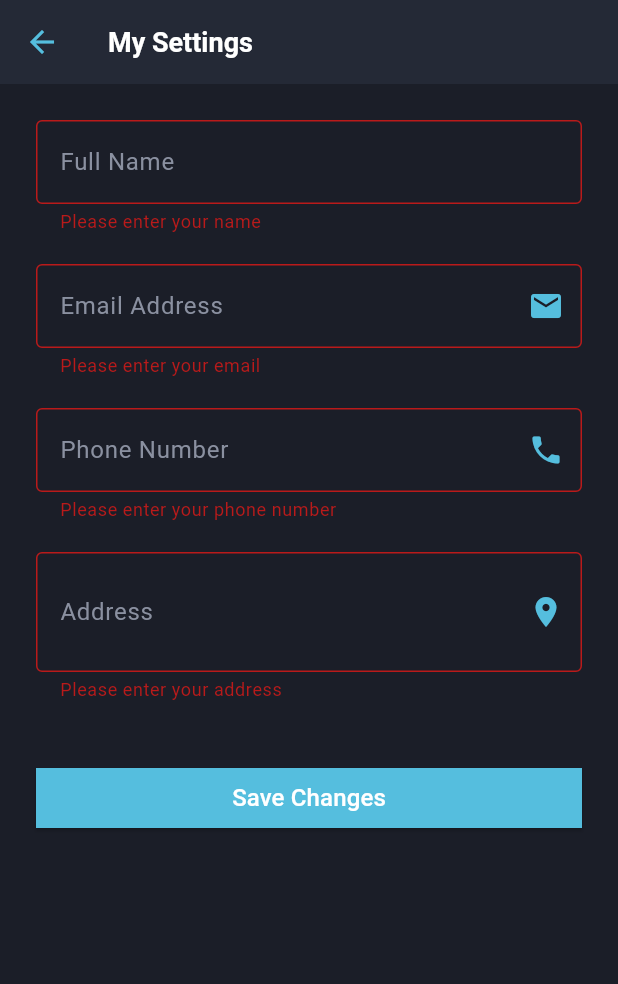
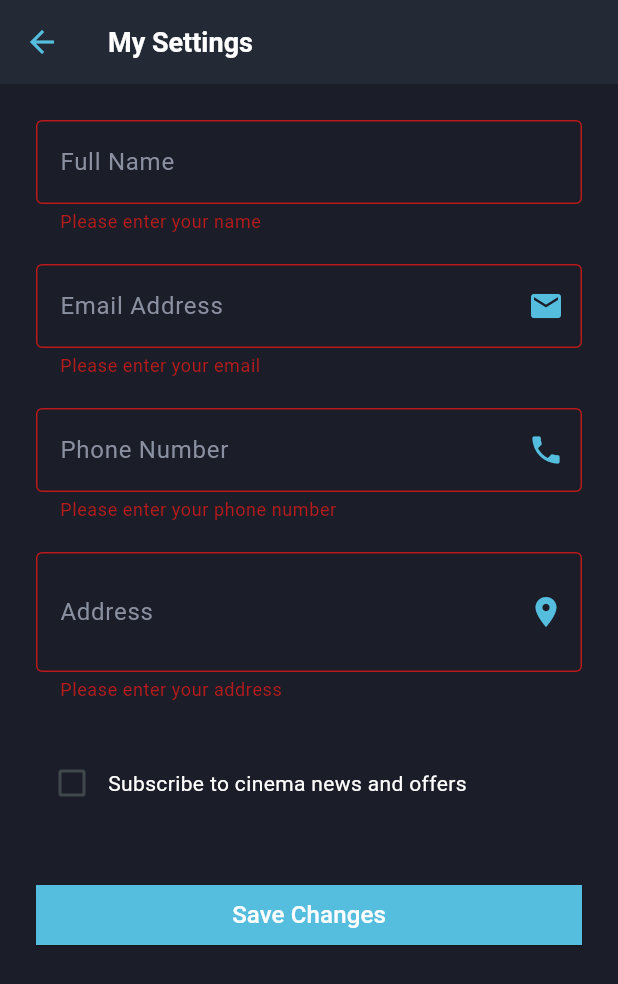
Before and after one commit to imPappu/southsea_cinema, a Flutter app: the SettingsView screen opened directly, after a tap on "Save Changes", on a phone screen of 412 x 824 dp. Shown: the top 984 px of the screen. Run offline on Flutter 3.47's test engine with Material 3 defaults, Android fonts, the phone set to English and light mode, and no system bars; our stand-ins replace shared_preferences; accounts and stored records are empty.

Commit message:
Shared preferences: persist cinema profile fields and email-news preference

```diff
--- a/lib/views/settings_view.dart
+++ b/lib/views/settings_view.dart
@@ -1,6 +1,7 @@
 import 'package:flutter/material.dart';
 import 'package:southsea_cinema/constants.dart';
 import 'package:southsea_cinema/widgets/primary_button.dart';
+import 'package:shared_preferences/shared_preferences.dart';
 
 class SettingsView extends StatefulWidget {
   const SettingsView({super.key});
@@ -10,11 +11,67 @@ class SettingsView extends StatefulWidget {
 }
 
 class _SettingsViewState extends State<SettingsView> {
+  // Keys for SharedPreferences
+  static const _nameKey = 'cinema_profile_name';
+  static const _emailKey = 'cinema_profile_email';
+  static const _phoneKey = 'cinema_profile_phone';
+  static const _addressKey = 'cinema_profile_address';
+  static const _newsletterKey = 'cinema_newsletter_preference';
+
+  // Form key
   final _formKey = GlobalKey<FormState>();
+
+  // Controllers and state
   final _nameController = TextEditingController();
   final _emailController = TextEditingController();
   final _phoneController = TextEditingController();
   final _addressController = TextEditingController();
+  bool _isSaving = false;
+  bool _newsletterSelected = false;
+
+  @override
+  void initState() {
+    super.initState();
+    _loadPreferences();
+  }
+
+  Future<void> _loadPreferences() async {
+    final prefs = await SharedPreferences.getInstance();
+    if (!mounted) return;
+    setState(() {
+      _nameController.text = prefs.getString(_nameKey) ?? '';
+      _emailController.text = prefs.getString(_emailKey) ?? '';
+      _phoneController.text = prefs.getString(_phoneKey) ?? '';
+      _addressController.text = prefs.getString(_addressKey) ?? '';
+      _newsletterSelected = prefs.getBool(_newsletterKey) ?? false;
+    });
+  }
+
+  Future<void> _savePreferences() async {
+    final prefs = await SharedPreferences.getInstance();
+    await prefs.setString(_nameKey, _nameController.text);
+    await prefs.setString(_emailKey, _emailController.text);
+    await prefs.setString(_phoneKey, _phoneController.text);
+    await prefs.setString(_addressKey, _addressController.text);
+    await prefs.setBool(_newsletterKey, _newsletterSelected);
+  }
+
+  void _handleSave() {
+    if (_isSaving) return;
+    if (_formKey.currentState!.validate()) {
+      setState(() => _isSaving = true);
+      _savePreferences();
+      if (mounted) {
+        setState(() => _isSaving = false);
+        ScaffoldMessenger.of(context).showSnackBar(
+          const SnackBar(
+            content: Text('Profile saved successfully!'),
+            backgroundColor: cinemaBrand,
+          ),
+        );
+      }
+    }
+  }
 
   @override
   void dispose() {
@@ -33,9 +90,8 @@ class _SettingsViewState extends State<SettingsView> {
         backgroundColor: cinemaSurface,
         iconTheme: const IconThemeData(color: cinemaBrand),
       ),
-      body: Padding(
+      body: SingleChildScrollView(
         padding: const EdgeInsets.all(24.0),
-        child: SingleChildScrollView(
         child: Form(
           key: _formKey,
           child: Column(
@@ -48,10 +104,11 @@ class _SettingsViewState extends State<SettingsView> {
               _buildPhoneField(),
               const SizedBox(height: 20),
               _buildAddressField(),
+              const SizedBox(height: 30),
+              _buildNewsletterCheckbox(),
               const SizedBox(height: 40),
               _buildSaveButton(),
             ],
-            ),
           ),
         ),
       ),
@@ -139,22 +196,38 @@ class _SettingsViewState extends State<SettingsView> {
     );
   }
 
+  Widget _buildNewsletterCheckbox() {
+    return Row(
+      children: [
+        Theme(
+          data: Theme.of(context).copyWith(
+            unselectedWidgetColor: cinemaBrand,
+          ),
+          child: Checkbox(
+            value: _newsletterSelected,
+            onChanged: (bool? value) {
+              setState(() {
+                _newsletterSelected = value!;
+              });
+            },
+          ),
+        ),
+        const Expanded(
+          child: Text(
+            'Subscribe to cinema news and offers',
+            style: TextStyle(color: cinemaFontWhite),
+          ),
+        ),
+      ],
+    );
+  }
+
   Widget _buildSaveButton() {
     return SizedBox(
       width: double.infinity,
       child: PrimaryButton(
         label: 'Save Changes',
-        onPressed: () {
-          if (_formKey.currentState!.validate()) {
-            // TODO: Save profile data
-            ScaffoldMessenger.of(context).showSnackBar(
-              const SnackBar(
-                content: Text('Profile saved successfully!'),
-                backgroundColor: cinemaBrand,
-              ),
-            );
-          }
-        },
+        onPressed: _handleSave,
       ),
     );
   }
--- a/pubspec.yaml
+++ b/pubspec.yaml
@@ -34,6 +34,7 @@ dependencies:
   # The following adds the Cupertino Icons font to your application.
   # Use with the CupertinoIcons class for iOS style icons.
   cupertino_icons: '>=1.0.8'
+  shared_preferences: ^2.5.6
 
 dev_dependencies:
   flutter_test:
```
Also changed, not shown: pubspec.lock. Lines whose indentation alone changed are shown as unchanged.
